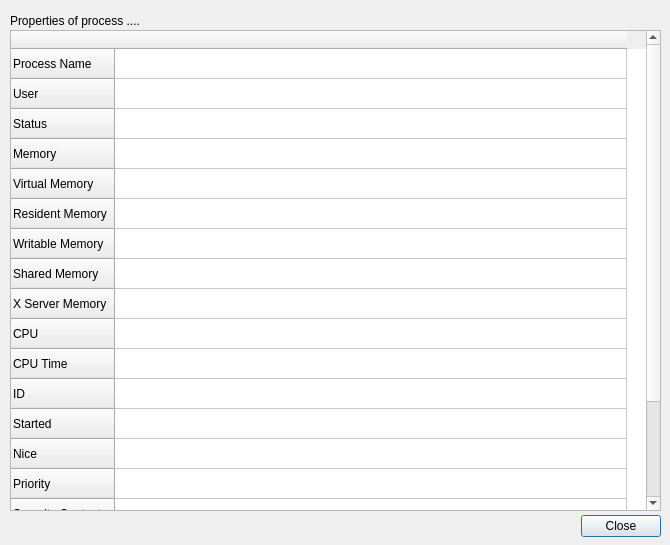
The window that properties.ui (brianhuang1000/hwmon) describes before a commit, drawn with Qt 5.
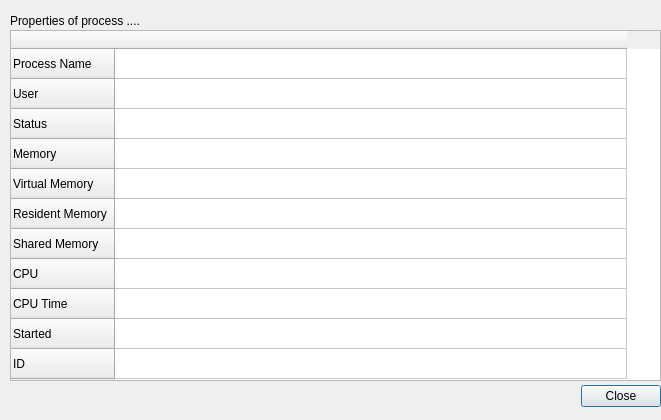
The same window after the commit.

```diff
--- a/properties.ui
+++ b/properties.ui
@@ -6,8 +6,8 @@
    <rect>
     <x>0</x>
     <y>0</y>
-    <width>670</width>
-    <height>545</height>
+    <width>661</width>
+    <height>420</height>
    </rect>
   </property>
   <property name="windowTitle">
@@ -17,7 +17,7 @@
    <property name="geometry">
     <rect>
      <x>570</x>
-     <y>510</y>
+     <y>380</y>
      <width>91</width>
      <height>32</height>
     </rect>
@@ -48,7 +48,7 @@
      <x>10</x>
      <y>30</y>
      <width>651</width>
-     <height>481</height>
+     <height>351</height>
     </rect>
    </property>
    <attribute name="horizontalHeaderDefaultSectionSize">
@@ -84,21 +84,11 @@
      <string>Resident Memory</string>
     </property>
    </row>
-   <row>
-    <property name="text">
-     <string>Writable Memory</string>
-    </property>
-   </row>
    <row>
     <property name="text">
      <string>Shared Memory</string>
     </property>
    </row>
-   <row>
-    <property name="text">
-     <string>X Server Memory</string>
-    </property>
-   </row>
    <row>
     <property name="text">
      <string>CPU</string>
@@ -109,11 +99,6 @@
      <string>CPU Time</string>
     </property>
    </row>
-   <row>
-    <property name="text">
-     <string>ID</string>
-    </property>
-   </row>
    <row>
     <property name="text">
      <string>Started</string>
@@ -121,32 +106,7 @@
    </row>
    <row>
     <property name="text">
-     <string>Nice</string>
-    </property>
-   </row>
-   <row>
-    <property name="text">
-     <string>Priority</string>
-    </property>
-   </row>
-   <row>
-    <property name="text">
-     <string>Security Context</string>
-    </property>
-   </row>
-   <row>
-    <property name="text">
-     <string>Command Line</string>
-    </property>
-   </row>
-   <row>
-    <property name="text">
-     <string>Waiting Channel</string>
-    </property>
-   </row>
-   <row>
-    <property name="text">
-     <string>Control Group</string>
+     <string>ID</string>
     </property>
    </row>
    <column>
```
